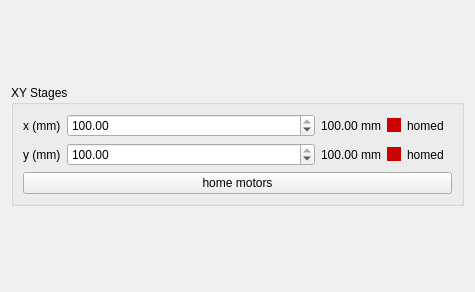
This is gui_design/xystage.ui in baukekooger/XY_Measurement as Qt 5 draws it before an edit. The edited form follows.
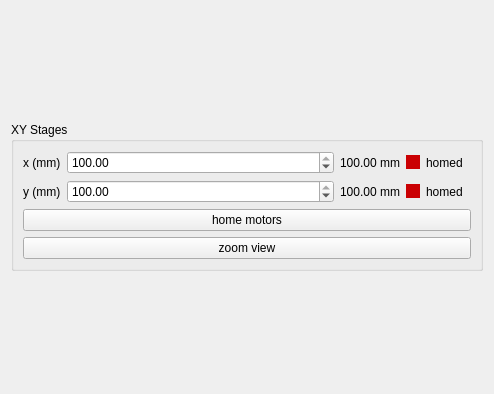
This is the edited form.

```diff
--- a/gui_design/xystage.ui
+++ b/gui_design/xystage.ui
@@ -6,12 +6,12 @@
    <rect>
     <x>0</x>
     <y>0</y>
-    <width>475</width>
-    <height>292</height>
+    <width>494</width>
+    <height>394</height>
    </rect>
   </property>
   <property name="sizePolicy">
-   <sizepolicy hsizetype="Preferred" vsizetype="Preferred">
+   <sizepolicy hsizetype="Preferred" vsizetype="Fixed">
     <horstretch>0</horstretch>
     <verstretch>0</verstretch>
    </sizepolicy>
@@ -25,7 +25,7 @@
   <property name="windowTitle">
    <string>Form</string>
   </property>
-  <layout class="QGridLayout" name="gridLayout">
+  <layout class="QGridLayout" name="gridLayout_5">
    <item row="0" column="0">
     <widget class="QStackedWidget" name="stackedWidget">
      <property name="sizePolicy">
@@ -383,7 +383,7 @@
        <item row="0" column="0">
         <widget class="QGroupBox" name="groupBox_alignment">
          <property name="sizePolicy">
-          <sizepolicy hsizetype="Preferred" vsizetype="Fixed">
+          <sizepolicy hsizetype="Preferred" vsizetype="Expanding">
            <horstretch>0</horstretch>
            <verstretch>0</verstretch>
           </sizepolicy>
@@ -391,7 +391,7 @@
          <property name="title">
           <string>XY Stages</string>
          </property>
-         <layout class="QGridLayout" name="gridLayout_5">
+         <layout class="QGridLayout" name="gridLayout">
           <item row="0" column="0">
            <layout class="QVBoxLayout" name="verticalLayout_2">
             <item>
@@ -595,6 +595,13 @@
               </property>
              </widget>
             </item>
+            <item>
+             <widget class="QPushButton" name="pushButton_zoom_view">
+              <property name="text">
+               <string>zoom view</string>
+              </property>
+             </widget>
+            </item>
            </layout>
           </item>
          </layout>
```
